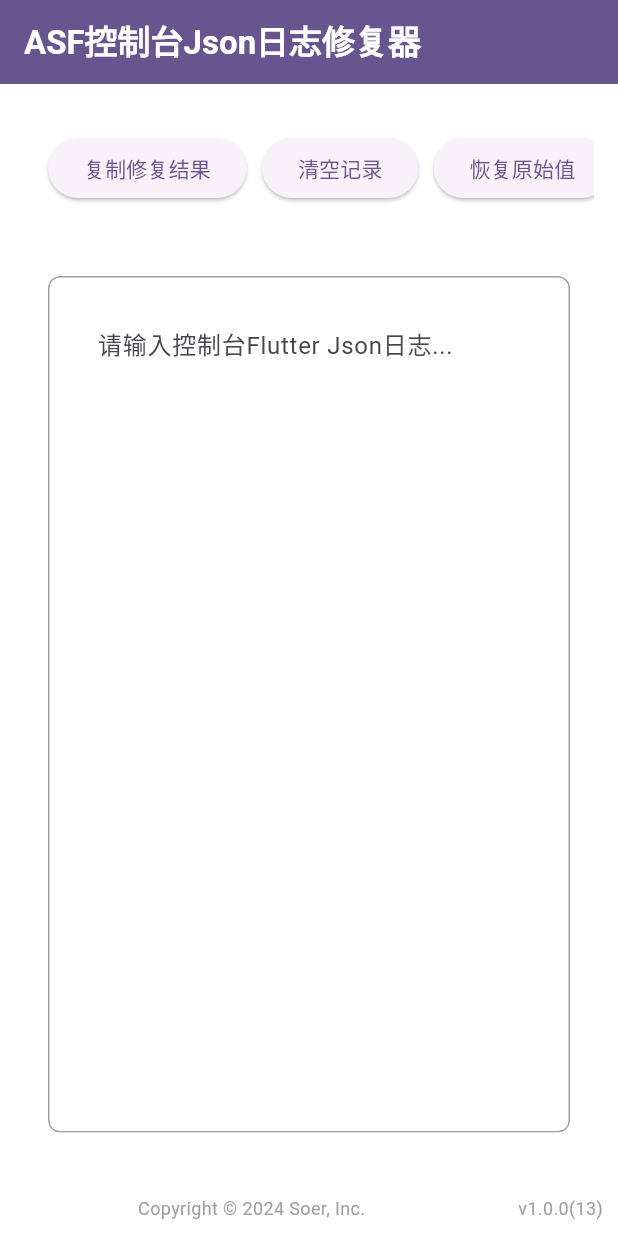
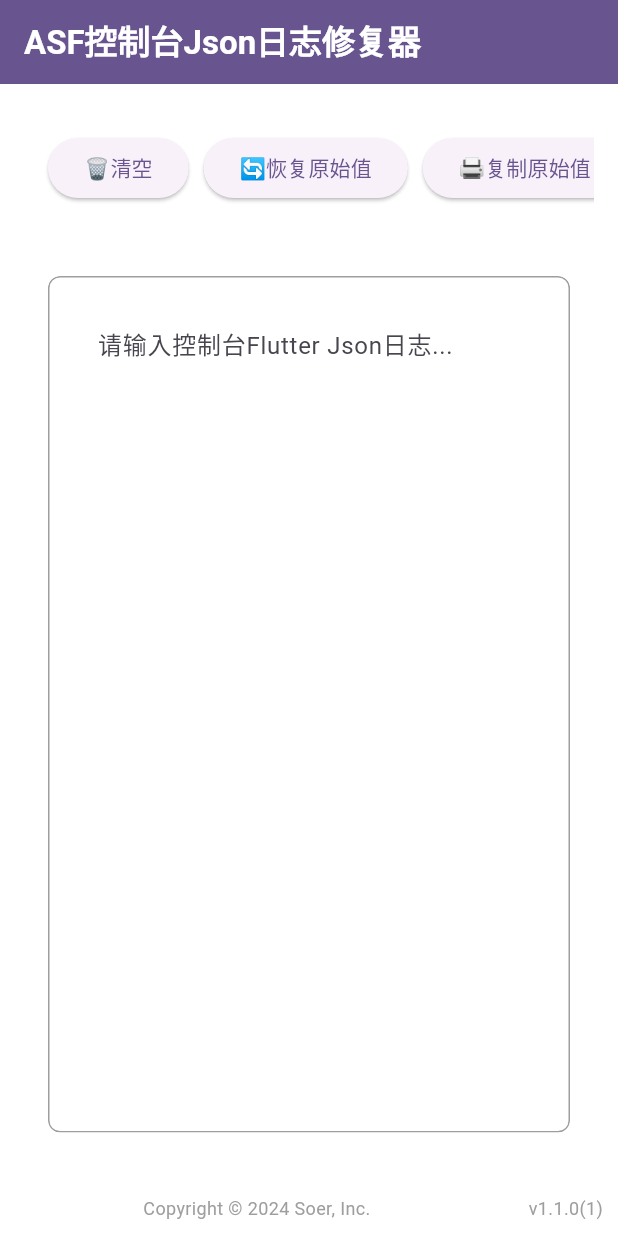
Before and after one commit to woodjobber/asf_log_fix, a Flutter app: the screen it shows after launch, on a phone screen of 412 x 824 dp. Run offline on Flutter 3.47's test engine with Material 3 defaults, Android fonts, the phone set to English and light mode, and no system bars; missing offline and left inert: json_shrink_widget.

Commit message:
[INFO]:美化 UI

```diff
--- a/lib/beauty_json.dart
+++ b/lib/beauty_json.dart
@@ -47,30 +47,12 @@ class _BeautyJsonPageState extends State<BeautyJsonPage> {
                     children: [
                       ElevatedButton(
                         onPressed: () {
-                          if (jsonData == null ||
-                              jsonData is String && jsonData!.isEmpty) {
-                            return;
-                          }
-                          Clipboard.setData(ClipboardData(text: jsonData!));
-                          ScaffoldMessenger.of(context).showSnackBar(
-                            const SnackBar(
-                              content: Text('复制成功'),
-                            ),
-                          );
-                        },
-                        child: const Text('复制修复结果'),
-                      ),
-                      const SizedBox(
-                        width: 10,
-                      ),
-                      ElevatedButton(
-                        onPressed: () {
                           controller.text = '';
                           jsonData = null;
                           errorEnable = false;
                           setState(() {});
                         },
-                        child: const Text('清空记录'),
+                        child: const Text('🗑️清空'),
                       ),
                       const SizedBox(
                         width: 10,
@@ -80,7 +62,25 @@ class _BeautyJsonPageState extends State<BeautyJsonPage> {
                           jsonData = null;
                           setState(() {});
                         },
-                        child: const Text('恢复原始值'),
+                        child: const Text('🔄恢复原始值'),
+                      ),
+                      const SizedBox(
+                        width: 10,
+                      ),
+                      ElevatedButton(
+                        onPressed: () {
+                          if (controller.text.isEmpty) {
+                            return;
+                          }
+                          Clipboard.setData(
+                              ClipboardData(text: controller.text));
+                          ScaffoldMessenger.of(context).showSnackBar(
+                            const SnackBar(
+                              content: Text('复制成功'),
+                            ),
+                          );
+                        },
+                        child: const Text('🖨️复制原始值'),
                       ),
                       const SizedBox(
                         width: 10,
@@ -94,11 +94,14 @@ class _BeautyJsonPageState extends State<BeautyJsonPage> {
                           //
                           // Pattern regex = RegExp(
                           //     r'\[.{0,16}\]\s?I?/?flutter(?:.*?):\s?|I?/?flutter(?:[^\[:\]]*?):\s?');
-                          Pattern regex = RegExp(
+                          RegExp regex = RegExp(
                               r'\[.{0,16}\]\s?I?/?flutter.*?:\s?|I?/?flutter[^:\[\]]*:\s?');
                           var oldText = controller.text;
                           var jsonText = controller.text.replaceAll(regex, '');
-                          jsonText = jsonText.replaceAll(RegExp(r'[\r\n]'), '');
+                          if (regex.hasMatch(jsonText)) {
+                            jsonText =
+                                jsonText.replaceAll(RegExp(r'[\r\n]'), '');
+                          }
                           controller.text = oldText;
                           try {
                             var d = jsonDecode(jsonText);
@@ -129,9 +132,30 @@ class _BeautyJsonPageState extends State<BeautyJsonPage> {
                           setState(() {});
                         },
                         child: const Text(
-                          '尝试修复',
+                          '🔨尝试修复',
                           style: TextStyle(
                               color: Colors.red, fontWeight: FontWeight.bold),
+                        ),
+                      ),
+                      const SizedBox(
+                        width: 10,
+                      ),
+                      ElevatedButton(
+                        onPressed: () {
+                          if (jsonData == null ||
+                              jsonData is String && jsonData!.isEmpty) {
+                            return;
+                          }
+                          Clipboard.setData(ClipboardData(text: jsonData!));
+                          ScaffoldMessenger.of(context).showSnackBar(
+                            const SnackBar(
+                              content: Text('复制成功'),
+                            ),
+                          );
+                        },
+                        child: const Text(
+                          '🖨️复制修复结果',
+                          style: TextStyle(color: Colors.pink),
                         ),
                       ),
                       const SizedBox(
@@ -146,7 +170,7 @@ class _BeautyJsonPageState extends State<BeautyJsonPage> {
                             setState(() {});
                           } catch (_) {}
                         },
-                        child: const Text('美化Json格式'),
+                        child: const Text('🖌️美化Json格式'),
                       ),
                       const SizedBox(
                         width: 10,
@@ -162,7 +186,7 @@ class _BeautyJsonPageState extends State<BeautyJsonPage> {
                             ),
                           );
                         },
-                        child: const Text('复制美化Json格式'),
+                        child: const Text('🖨️复制美化Json格式'),
                       ),
                       const SizedBox(
                         width: 10,
@@ -171,7 +195,7 @@ class _BeautyJsonPageState extends State<BeautyJsonPage> {
                         onPressed: () {
                           launchUrlString('https://www.json.cn/jsononline/');
                         },
-                        child: const Text('打开json.cn'),
+                        child: const Text('📑打开json.cn'),
                       ),
                       const SizedBox(
                         width: 10,
@@ -180,7 +204,7 @@ class _BeautyJsonPageState extends State<BeautyJsonPage> {
                         onPressed: () {
                           launchUrlString('https://chatgpt.com/');
                         },
-                        child: const Text('打开ChatGPT'),
+                        child: const Text('📑打开ChatGPT'),
                       ),
                     ],
                   ),
--- a/lib/version_info.dart
+++ b/lib/version_info.dart
@@ -2,6 +2,6 @@
 // Auto-generated by update-version.sh. Do not edit.
 
 class WebVersionInfo {
-  static const String name = '1.0.0';
-  static const int build = 13;
+  static const String name = '1.1.0';
+  static const int build = 1;
 }
```
Also changed, not shown: 4 other files.
